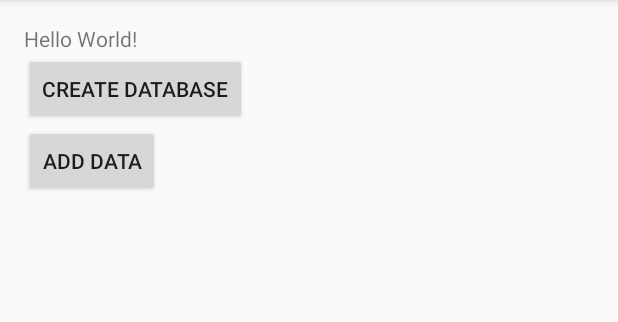
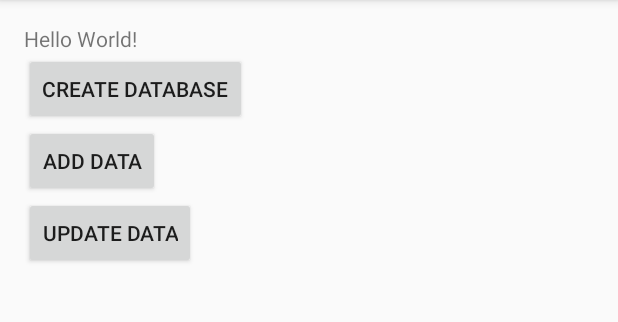
Before and after one commit to hcz017/SQLite_Test, an Android app: the screen it shows after launch (MainActivity), on a phone screen of 412 x 824 dp, the part 84-406 px from its top. Run offline under Robolectric (Android 15) with nearby library versions, the phone set to English and light mode, and no system bars.

Commit message:
update data

```diff
--- a/app/src/main/java/com/example/admin/sqlite_test/MainActivity.java
+++ b/app/src/main/java/com/example/admin/sqlite_test/MainActivity.java
@@ -43,5 +43,16 @@ public class MainActivity extends AppCompatActivity {
                 db.insert("Book", null, values);
             }
         });
+
+        Button updateData = (Button) findViewById(R.id.update_data);
+        updateData.setOnClickListener(new View.OnClickListener() {
+            @Override
+            public void onClick(View v) {
+                SQLiteDatabase db = dbHelper.getWritableDatabase();
+                ContentValues values = new ContentValues();
+                values.put("price", 10.99);
+                db.update("Book", values, "name = ?", new String[]{"The Da Vinci Code"});
+            }
+        });
     }
 }
--- a/app/src/main/res/layout/activity_main.xml
+++ b/app/src/main/res/layout/activity_main.xml
@@ -31,4 +31,12 @@
         android:layout_below="@+id/create_table"
         android:layout_alignParentStart="true"
         android:id="@+id/add_data" />
+
+    <Button
+        android:text="@string/update_data"
+        android:layout_width="wrap_content"
+        android:layout_height="wrap_content"
+        android:layout_below="@+id/add_data"
+        android:layout_alignParentStart="true"
+        android:id="@+id/update_data" />
 </RelativeLayout>
--- a/app/src/main/res/values/strings.xml
+++ b/app/src/main/res/values/strings.xml
@@ -2,4 +2,5 @@
     <string name="app_name">SQLite_Test</string>
     <string name="create_database">Create database</string>
     <string name="add_data">Add data</string>
+    <string name="update_data">Update data</string>
 </resources>
```
